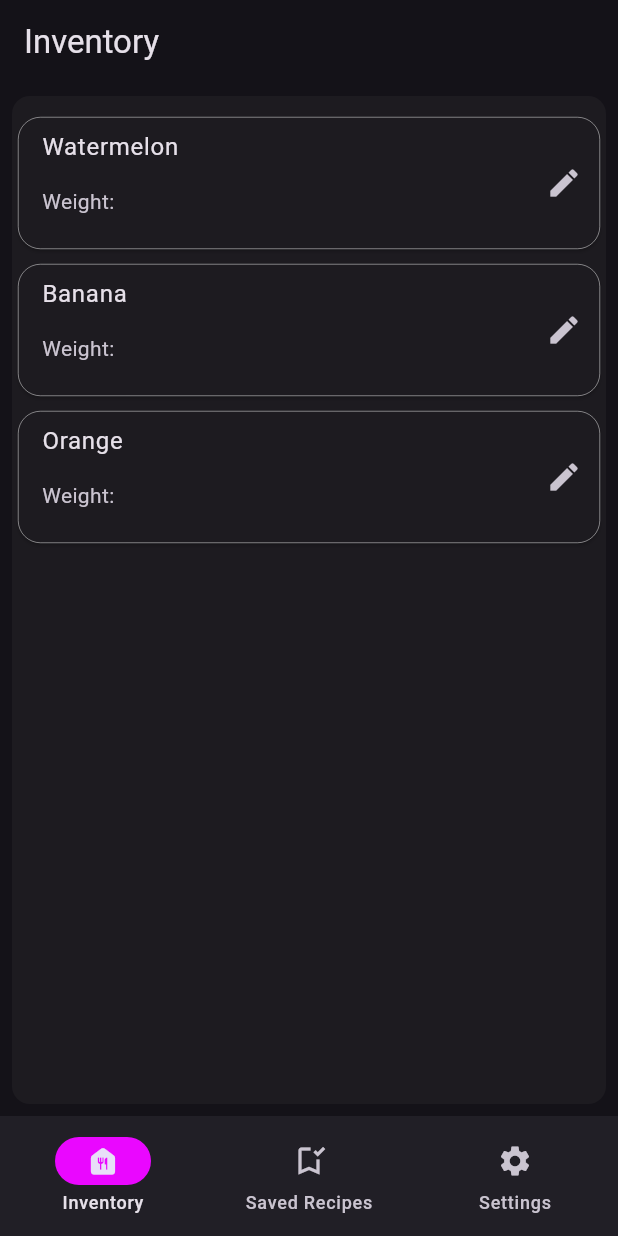
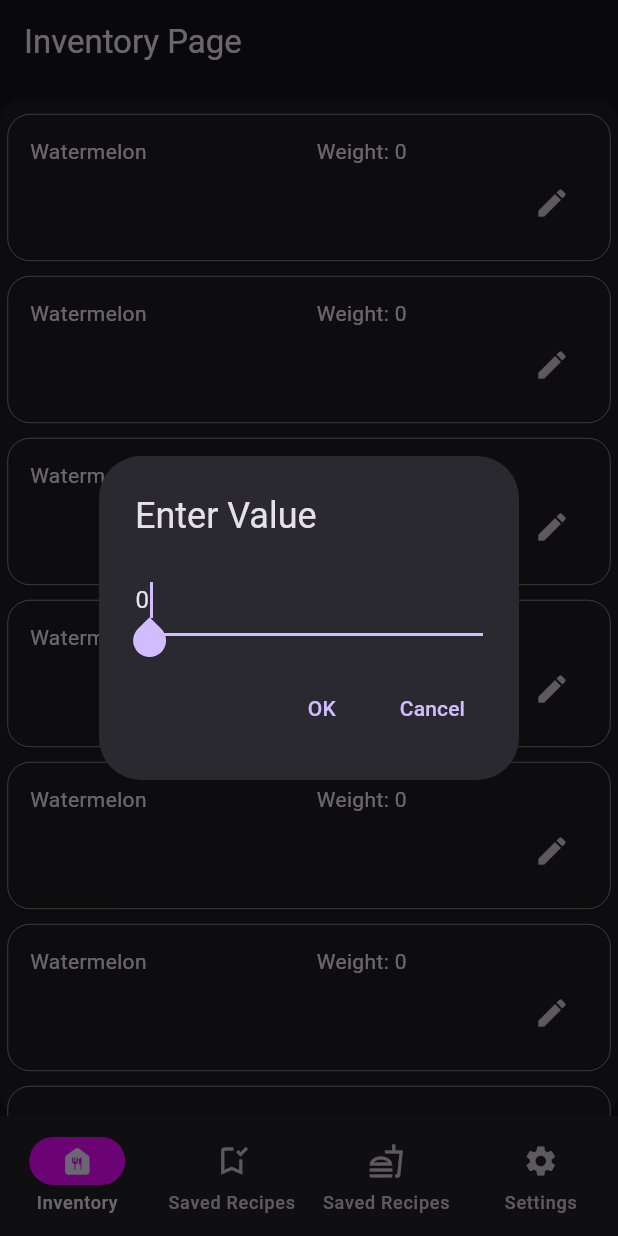
Before and after one commit to RecipeCart/RecipeCart, a Flutter app: the screen it shows after launch, after a tap on the "edit" icon, on a phone screen of 412 x 824 dp. Run offline on Flutter 3.47's test engine with Material 3 defaults, Android fonts, the phone set to English and light mode, and no system bars; our stand-ins replace flutter_riverpod, go_router; missing offline and left inert: amplify_auth_cognito, amplify_authenticator, amplify_core, amplify_flutter, dart:ffi.

Commit message:
frontend progress: inventory page basically done

```diff
--- a/lib/features/recipe/ui/homepage/homepage.dart
+++ b/lib/features/recipe/ui/homepage/homepage.dart
@@ -2,6 +2,7 @@ import 'dart:ffi';
 
 import 'package:flutter/material.dart';
 import 'package:recipe_cart/common/utils/colors.dart' as constants;
+import 'package:recipe_cart/features/recipe/ui/homepage/inventory_page.dart';
 
 class HomePage extends StatelessWidget {
   const HomePage({
@@ -35,9 +36,6 @@ class _NavigationExampleState extends State<NavigationExample> {
   Widget build(BuildContext context) {
     final ThemeData theme = Theme.of(context);
     return Scaffold(
-      appBar: AppBar(
-        title: const Text('Inventory'),
-      ),
       bottomNavigationBar: NavigationBar(
         onDestinationSelected: (int index) {
           setState(() {
@@ -58,6 +56,11 @@ class _NavigationExampleState extends State<NavigationExample> {
             label: 'Saved Recipes',
           ),
           NavigationDestination(
+            selectedIcon: Icon(Icons.fastfood),
+            icon: Icon(Icons.fastfood_outlined),
+            label: 'Saved Recipes',
+          ),
+          NavigationDestination(
             icon: Icon(Icons.settings),
             label: 'Settings',
           ),
@@ -65,146 +68,7 @@ class _NavigationExampleState extends State<NavigationExample> {
       ),
       body: <Widget>[
         /// Home page
-        Card(
-          // color: Colors.black,
-          shadowColor: Colors.transparent,
-          margin: const EdgeInsets.all(8.0),
-          child: SizedBox.expand(
-
-            child: Padding(
-              padding: const EdgeInsets.all(4.0),
-              child: Column(
-                children: <Widget>[
-                  Card(
-                    shape: RoundedRectangleBorder(
-                      side: const BorderSide(
-                        color: Colors.white,
-                        width: 0.3,
-                      ),
-                      borderRadius: BorderRadius.circular(15),
-                    ),
-                    margin: const EdgeInsets.only(top: 10.0),
-                    child: Row( // Use Row for horizontal layout
-                      children: [
-                        Expanded( // Ensures title takes most space
-                          child: ListTile(
-                            title: const Text('Watermelon'),
-                            subtitle: Row( // Row for weight and edit icon
-                              children: [
-                                Text('Weight: $weight'),
-                                // Editable text field for weight
-                                Expanded(
-                                  child: TextField(
-                                      controller: weightController, // Use controller
-                                      keyboardType: TextInputType.number,
-                                      decoration: const InputDecoration(
-                                      border: InputBorder.none,// Remove default border
-                                    ),
-                                  ),
-                                ),
-                              ],
-                            ),
-                          ),
-                        ),
-                        // Icon trailing the content
-                        IconButton(
-                          icon: const Icon(Icons.edit), // Use Icons.edit for writing icon
-                          onPressed: () {
-                            weight = weightController.text;
-                          },
-                        ),
-                      ],
-                    ),
-                  ),
-                  Card(
-                    shape: RoundedRectangleBorder(
-                      side: const BorderSide(
-                        color: Colors.white,
-                        width: 0.3,
-                      ),
-                      borderRadius: BorderRadius.circular(15),
-                    ),
-                    margin: const EdgeInsets.only(top: 10.0),
-                    child: Row( // Use Row for horizontal layout
-                      children: [
-                        Expanded( // Ensures title takes most space
-                          child: ListTile(
-                            title: const Text('Banana'),
-                            subtitle: Row( // Row for weight and edit icon
-                              children: [
-                                Text('Weight: $weight'),
-                                // Editable text field for weight
-                                Expanded(
-                                  child: TextField(
-                                      controller: weightController, // Use controller
-                                      keyboardType: TextInputType.number,
-                                      decoration: const InputDecoration(
-                                      border: InputBorder.none,// Remove default border
-                                    ),
-                                  ),
-                                ),
-                              ],
-                            ),
-                          ),
-                        ),
-                        // Icon trailing the content
-                        IconButton(
-                          icon: const Icon(Icons.edit), // Use Icons.edit for writing icon
-                          onPressed: () {
-                            weight = weightController.text;
-                          },
-                        ),
-                      ],
-                    ),
-                  ),
-                  Card(
-                    shape: RoundedRectangleBorder(
-                      side: const BorderSide(
-                        color: Colors.white,
-                        width: 0.3,
-                      ),
-                      borderRadius: BorderRadius.circular(15),
-                    ),
-                    margin: const EdgeInsets.only(top: 10.0),
-                    child: Row( // Use Row for horizontal layout
-                      children: [
-                        Expanded( // Ensures title takes most space
-                          child: ListTile(
-                            title: const Text('Orange'),
-                            subtitle: Row( // Row for weight and edit icon
-                              children: [
-                                Text('Weight: $weight'),
-                                // Editable text field for weight
-                                Expanded(
-                                  child: TextField(
-                                      controller: weightController, // Use controller
-                                      keyboardType: TextInputType.number,
-                                      decoration: const InputDecoration(
-                                      border: InputBorder.none,// Remove default border
-                                    ),
-                                  ),
-                                ),
-                              ],
-                            ),
-                          ),
-                        ),
-                        // Icon trailing the content
-                        IconButton(
-                          icon: const Icon(Icons.edit), // Use Icons.edit for writing icon
-                          onPressed: () {
-                            weight = weightController.text;
-                          },
-                        ),
-                      ],
-                    ),
-                  ),
-                ],
-              ),
-            ),
-
-          ),
-        ),
-
+        const InventoryPage(),
         /// Notifications page
         const Padding(
           padding: EdgeInsets.all(8.0),
@@ -227,7 +91,28 @@ class _NavigationExampleState extends State<NavigationExample> {
             ],
           ),
         ),
-
+        /// Generate Recipe Page
+        const Padding(
+          padding: EdgeInsets.all(8.0),
+          child: Column(
+            children: <Widget>[
+              Card(
+                child: ListTile(
+                  leading: Icon(Icons.notifications_sharp),
+                  title: Text('Notification 1'),
+                  subtitle: Text('This is a notification'),
+                ),
+              ),
+              Card(
+                child: ListTile(
+                  leading: Icon(Icons.bookmark_add),
+                  title: Text('Notification 2'),
+                  subtitle: Text('This is a notification'),
+                ),
+              ),
+            ],
+          ),
+        ),
         /// Messages page
         ListView.builder(
           reverse: true,
--- /dev/null
+++ b/lib/features/recipe/ui/homepage/inventory_page.dart
@@ -0,0 +1,132 @@
+import 'package:flutter/material.dart';
+import 'package:recipe_cart/features/recipe/ui/inventory_card.dart';
+
+class InventoryPage extends StatefulWidget {
+  const InventoryPage({super.key});
+
+
+
+  @override
+    State<InventoryPage> createState() => _InventoryBuild();
+}
+
+
+class _InventoryBuild extends State<InventoryPage> {
+  String weight = "0"; // Initial weight
+  final TextEditingController weightController = TextEditingController();
+
+  @override
+  void initState() {
+    super.initState();
+  }
+
+  @override
+  Widget build(BuildContext context) {
+    return Scaffold(
+      appBar: AppBar(
+        title: const Text('Inventory Page'),
+      ),
+body: Card(
+  shape: RoundedRectangleBorder(
+    side: const BorderSide(
+      color: Colors.transparent,
+      width: 0.3,
+    ),
+    borderRadius: BorderRadius.circular(15),
+  ),
+  margin: const EdgeInsets.only(top: 10.0),
+  child: SingleChildScrollView(
+    child: Column( // Use Row for horizontal layout
+      children: [
+        InventoryCard(
+          name: 'Watermelon', // Set the name
+          weight: weight, // Provide initial weight
+          weightController: weightController, // Share the controller
+        ),
+      InventoryCard(
+          name: 'Watermelon', // Set the name
+          weight: weight, // Provide initial weight
+          weightController: weightController, // Share the controller
+        ),
+      InventoryCard(
+          name: 'Watermelon', // Set the name
+          weight: weight, // Provide initial weight
+          weightController: weightController, // Share the controller
+        ),
+      InventoryCard(
+          name: 'Watermelon', // Set the name
+          weight: weight, // Provide initial weight
+          weightController: weightController, // Share the controller
+        ),
+      InventoryCard(
+          name: 'Watermelon', // Set the name
+          weight: weight, // Provide initial weight
+          weightController: weightController, // Share the controller
+        ),
+      InventoryCard(
+          name: 'Watermelon', // Set the name
+          weight: weight, // Provide initial weight
+          weightController: weightController, // Share the controller
+        ),
+      InventoryCard(
+          name: 'Watermelon', // Set the name
+          weight: weight, // Provide initial weight
+          weightController: weightController, // Share the controller
+        ),
+      InventoryCard(
+          name: 'Watermelon', // Set the name
+          weight: weight, // Provide initial weight
+          weightController: weightController, // Share the controller
+        ),
+      InventoryCard(
+          name: 'Watermelon', // Set the name
+          weight: weight, // Provide initial weight
+          weightController: weightController, // Share the controller
+        ),
+      InventoryCard(
+          name: 'Watermelon', // Set the name
+          weight: weight, // Provide initial weight
+          weightController: weightController, // Share the controller
+        ),
+      InventoryCard(
+          name: 'Watermelon', // Set the name
+          weight: '34343', // Provide initial weight
+          weightController: weightController, // Share the controller
+        ),
+      ],
+    ),
+  ),
+
+),
+    );
+  }
+}
+
+          // Add more InventoryCard widgets for other items
+        //       Expanded( // Ensures title takes most space
+        //         child: ListTile(
+        //           title: const Text('Watermelon'),
+        //           subtitle: Row( // Row for weight and edit icon
+        //             children: [
+        //               Text('Weight: $weight'),
+        //               // Editable text field for weight
+        //               Expanded(
+        //                 child: TextField(
+        //                     controller: weightController, // Use controller
+        //                     keyboardType: TextInputType.number,
+        //                     decoration: const InputDecoration(
+        //                     border: InputBorder.none,// Remove default border
+        //                   ),
+        //                 ),
+        //               ),
+        //             ],
+        //           ),
+        //         ),
+        //       ),
+        //       // Icon trailing the content
+        //       IconButton(
+        //         icon: const Icon(Icons.edit), // Use Icons.edit for writing icon
+        //         onPressed: () {
+        //           weight = weightController.text;
+        //         },
+        //       ),
--- /dev/null
+++ b/lib/features/recipe/ui/inventory_card.dart
@@ -0,0 +1,107 @@
+import 'package:flutter/material.dart';
+import 'package:recipe_cart/features/recipe/ui/homepage/inventory_page.dart';
+
+class InventoryCard extends StatefulWidget {
+  final String name; // Name of the inventory item
+  String weight; // Initial weight of the item
+  final TextEditingController weightController; // Controller for weight editing
+  // final Function(String) onWeightChange; // Callback for weight updates
+  // ... other properties
+  InventoryCard({
+    super.key,
+    required this.name,
+    required this.weight,
+    required this.weightController,
+    // required this.onWeightChange,
+  });
+  @override
+  State<InventoryCard> createState() => _InventoryCardState(name: name, weight: weight, weightController: weightController);
+}
+class _InventoryCardState extends State<InventoryCard> {
+  final String name; // Name of the inventory item
+  String weight; // Initial weight of the item
+  final TextEditingController weightController; // Controller for weight editing
+
+  _InventoryCardState({
+    required this.name,
+    required this.weight,
+    required this.weightController,
+  });
+
+  @override
+  Widget build(BuildContext context) {
+    return Card(
+      shape: RoundedRectangleBorder(
+        side: const BorderSide(
+          color: Colors.white,
+          width: 0.3,
+        ),
+        borderRadius: BorderRadius.circular(15),
+      ),
+      margin: const EdgeInsets.only(top: 10.0, right: 5.0, left: 5.0),
+      child: Padding(
+        padding: const EdgeInsets.all(15.0),
+        child: Column( // Use Column for vertical stacking
+          children: [
+            Row( // Use Row for horizontal name & weight
+              children: [
+                Expanded( // Ensure name takes most space
+                  child: Text(name),
+                ),
+                const SizedBox(width: 10.0), // Spacing between name & weight
+                Flexible( // Wrap weight text to prevent overflow
+                  child: Text('Weight: $weight'),
+                ), // Consider removing padding here
+              ],
+            ),
+            // ... other child widgets, e.g., TextField
+            Row( // Separate Row for edit icon at the end
+              mainAxisAlignment: MainAxisAlignment.end, // Align right
+              children: [
+                IconButton(
+                  icon: const Icon(Icons.edit),
+                  onPressed: () => showModal(context, weight, updateWeight),
+                ),
+              ],
+            ),
+          ],
+        ),
+      ),
+
+    );
+  }
+  void updateWeight(String newWeight) {
+    setState(() {
+      weight = newWeight;
+    });
+  }
+  void showModal(BuildContext context, String initialText, Function(String) onTextUpdate) {
+    final TextEditingController textController = TextEditingController(text: initialText);
+
+    showDialog<void>(
+      context: context,
+      builder: (BuildContext context) => AlertDialog(
+        title: const Text('Enter Value'), // Add a title
+        content: TextField(
+          controller: textController,
+          decoration: const InputDecoration(hintText: 'Enter value to update'),
+          autofocus: true, // Automatically focus on the field when opened
+        ),
+        actions: <Widget>[
+          TextButton(
+            onPressed: () {
+              onTextUpdate(textController.text); // Update text value
+              Navigator.pop(context); // Close dialog
+            },
+            child: const Text('OK'),
+          ),
+          TextButton(
+            onPressed: () => Navigator.pop(context), // Close dialog on Cancel
+            child: const Text('Cancel'),
+          ),
+        ],
+      ),
+    );
+  }
+
+}
```
